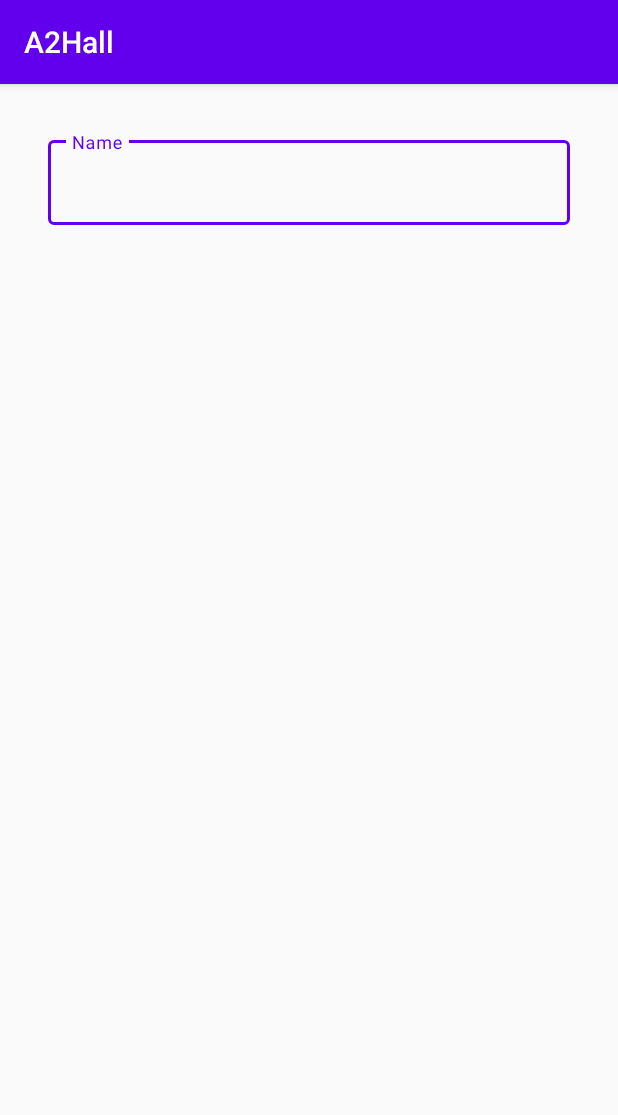
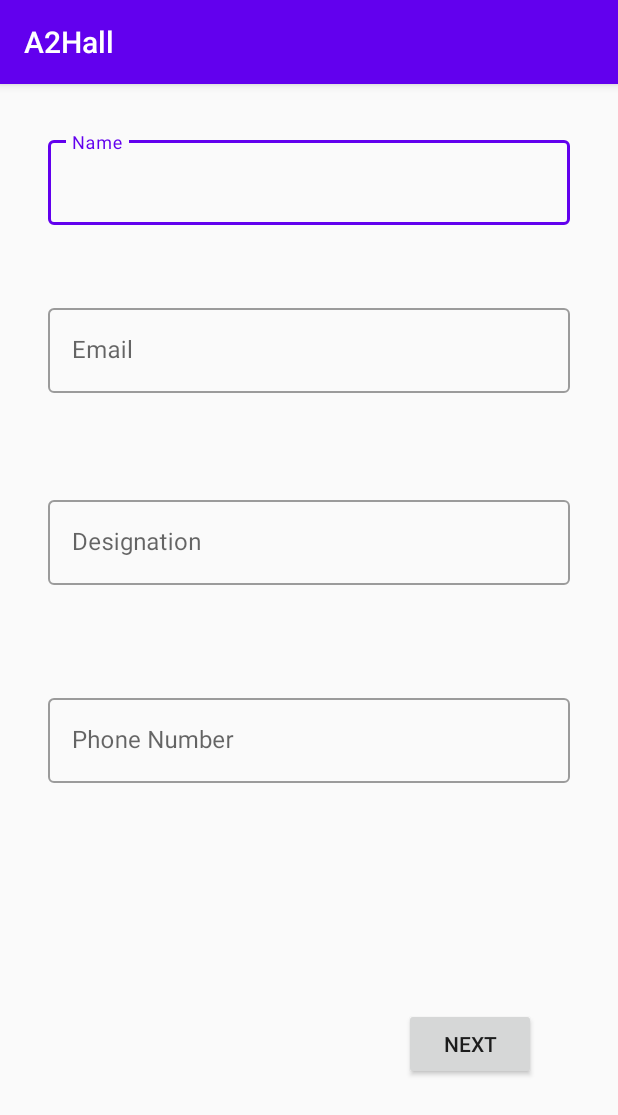
Before and after one commit to Arkelyscorpion/A2Hallbooking, an Android app: the BasicDetails screen opened directly, with no data from a screen before it, on a phone screen of 412 x 824 dp. Shown: the top 1115 px of the screen. Run offline under Robolectric (Android 15) with nearby library versions, the phone set to English and light mode, and no system bars.

Commit message:
Added few more fields and second button action

```diff
--- a/app/src/main/AndroidManifest.xml
+++ b/app/src/main/AndroidManifest.xml
@@ -9,6 +9,9 @@
         android:roundIcon="@mipmap/ic_launcher_round"
         android:supportsRtl="true"
         android:theme="@style/Theme.A2Hall">
+        <activity
+            android:name=".SecondaryDetails"
+            android:exported="false" />
         <activity
             android:name=".BasicDetails"
             android:exported="true" />
--- a/app/src/main/java/com/example/a2hall/BasicDetails.kt
+++ b/app/src/main/java/com/example/a2hall/BasicDetails.kt
@@ -1,12 +1,27 @@
 package com.example.a2hall
 
+import android.content.Intent
 import androidx.appcompat.app.AppCompatActivity
 import android.os.Bundle
+import android.widget.Button
 
 class BasicDetails : AppCompatActivity() {
     override fun onCreate(savedInstanceState: Bundle?) {
         super.onCreate(savedInstanceState)
         setContentView(R.layout.activity_basic_details)
 
+        val button = findViewById<Button>(R.id.button2)
+
+        /*
+        operations to be performed
+        when user tap on the button
+        */
+        button?.setOnClickListener()
+        {
+            //intent is used to link one page to another
+            val intent = Intent(this, SecondaryDetails::class.java)
+            // start your next activity
+            startActivity(intent)          }
     }
+
 }
--- /dev/null
+++ b/app/src/main/java/com/example/a2hall/SecondaryDetails.kt
@@ -0,0 +1,11 @@
+package com.example.a2hall
+
+import androidx.appcompat.app.AppCompatActivity
+import android.os.Bundle
+
+class SecondaryDetails : AppCompatActivity() {
+    override fun onCreate(savedInstanceState: Bundle?) {
+        super.onCreate(savedInstanceState)
+        setContentView(R.layout.activity_secondary_details)
+    }
+}
--- a/app/src/main/res/layout/activity_basic_details.xml
+++ b/app/src/main/res/layout/activity_basic_details.xml
@@ -7,7 +7,7 @@
     tools:context=".BasicDetails">
 
     <com.google.android.material.textfield.TextInputLayout
-        android:id="@+id/outlinedTextInputField"
+        android:id="@+id/outlinedTextInputField1"
         style="@style/Widget.MaterialComponents.TextInputLayout.OutlinedBox"
         android:layout_width="match_parent"
         android:layout_height="wrap_content"
@@ -19,9 +19,81 @@
         app:layout_constraintTop_toTopOf="parent">
 
         <com.google.android.material.textfield.TextInputEditText
-            android:id="@+id/textInputEditText"
+            android:id="@+id/textInputEditText1"
             android:layout_width="match_parent"
             android:layout_height="wrap_content"
             android:hint="Name" />
     </com.google.android.material.textfield.TextInputLayout>
+
+    <com.google.android.material.textfield.TextInputLayout
+        android:id="@+id/outlinedTextInputField2"
+        style="@style/Widget.MaterialComponents.TextInputLayout.OutlinedBox"
+        android:layout_width="match_parent"
+        android:layout_height="wrap_content"
+        android:layout_marginStart="32dp"
+        android:layout_marginTop="144dp"
+        android:layout_marginEnd="32dp"
+        app:layout_constraintEnd_toEndOf="parent"
+        app:layout_constraintHorizontal_bias="0.0"
+        app:layout_constraintStart_toStartOf="parent"
+        app:layout_constraintTop_toTopOf="parent">
+
+        <com.google.android.material.textfield.TextInputEditText
+            android:id="@+id/textInputEditText2"
+            android:layout_width="match_parent"
+            android:layout_height="wrap_content"
+            android:hint="Email" />
+    </com.google.android.material.textfield.TextInputLayout>
+
+    <com.google.android.material.textfield.TextInputLayout
+        android:id="@+id/outlinedTextInputField3"
+        style="@style/Widget.MaterialComponents.TextInputLayout.OutlinedBox"
+        android:layout_width="match_parent"
+        android:layout_height="wrap_content"
+        android:layout_marginStart="32dp"
+        android:layout_marginTop="272dp"
+        android:layout_marginEnd="32dp"
+        app:layout_constraintEnd_toEndOf="parent"
+        app:layout_constraintHorizontal_bias="0.0"
+        app:layout_constraintStart_toStartOf="parent"
+        app:layout_constraintTop_toTopOf="parent">
+
+        <com.google.android.material.textfield.TextInputEditText
+            android:id="@+id/textInputEditText3"
+            android:layout_width="match_parent"
+            android:layout_height="wrap_content"
+            android:hint="Designation" />
+    </com.google.android.material.textfield.TextInputLayout>
+
+    <com.google.android.material.textfield.TextInputLayout
+        android:id="@+id/outlinedTextInputField4"
+        style="@style/Widget.MaterialComponents.TextInputLayout.OutlinedBox"
+        android:layout_width="match_parent"
+        android:layout_height="wrap_content"
+        android:layout_marginStart="32dp"
+        android:layout_marginTop="404dp"
+        android:layout_marginEnd="32dp"
+        app:layout_constraintEnd_toEndOf="parent"
+        app:layout_constraintHorizontal_bias="0.0"
+        app:layout_constraintStart_toStartOf="parent"
+        app:layout_constraintTop_toTopOf="parent">
+
+        <com.google.android.material.textfield.TextInputEditText
+            android:id="@+id/textInputEditText4"
+            android:layout_width="match_parent"
+            android:layout_height="wrap_content"
+            android:hint="Phone Number" />
+    </com.google.android.material.textfield.TextInputLayout>
+
+    <Button
+        android:id="@+id/button2"
+        android:layout_width="wrap_content"
+        android:layout_height="wrap_content"
+        android:layout_marginBottom="104dp"
+        android:text="Next"
+        app:layout_constraintBottom_toBottomOf="parent"
+        app:layout_constraintEnd_toEndOf="parent"
+        app:layout_constraintHorizontal_bias="0.832"
+        app:layout_constraintStart_toStartOf="parent" />
+
 </androidx.constraintlayout.widget.ConstraintLayout>
--- /dev/null
+++ b/app/src/main/res/layout/activity_secondary_details.xml
@@ -0,0 +1,9 @@
+<?xml version="1.0" encoding="utf-8"?>
+<androidx.constraintlayout.widget.ConstraintLayout xmlns:android="http://schemas.android.com/apk/res/android"
+    xmlns:app="http://schemas.android.com/apk/res-auto"
+    xmlns:tools="http://schemas.android.com/tools"
+    android:layout_width="match_parent"
+    android:layout_height="match_parent"
+    tools:context=".SecondaryDetails">
+
+</androidx.constraintlayout.widget.ConstraintLayout>
```
